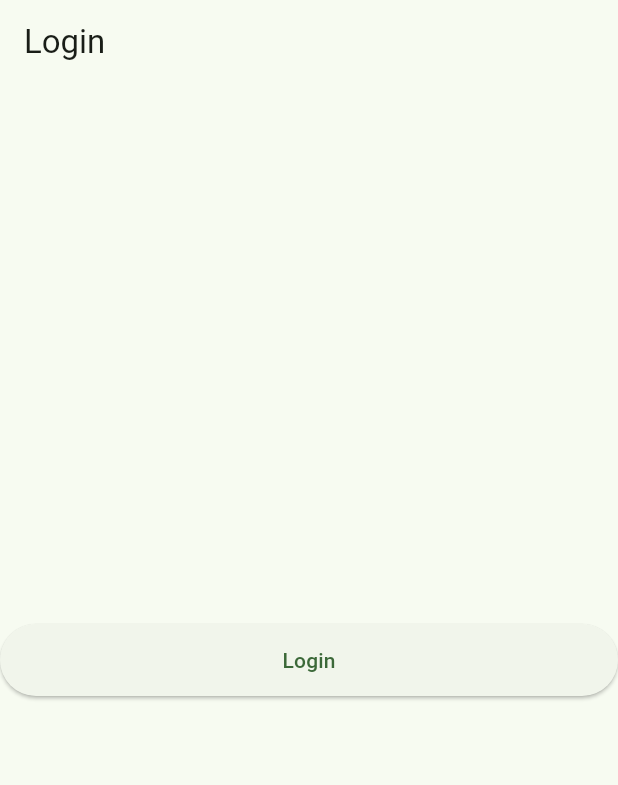
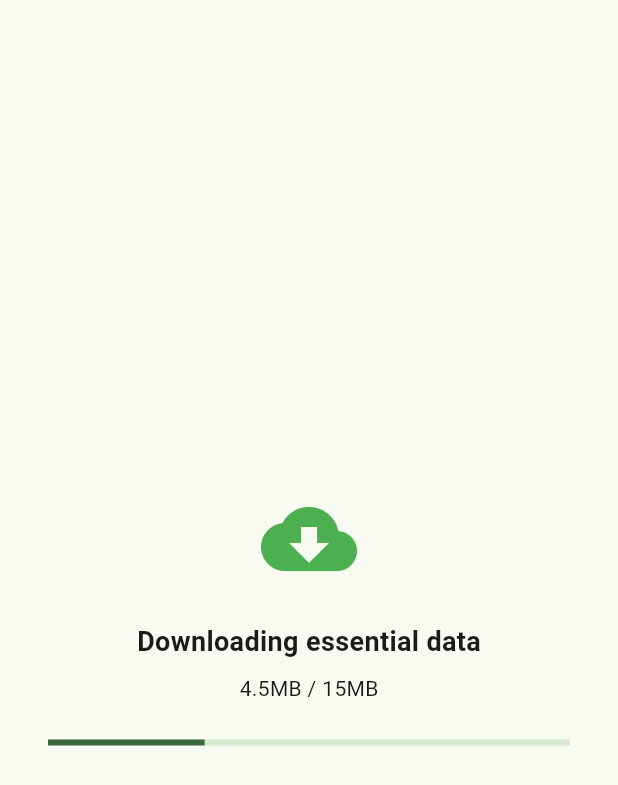
Before and after one commit to aivisualpro/tree-planting-system, a Flutter app: the LoginScreen screen opened by its route, after a tap on "Login", on a phone screen of 412 x 824 dp. Shown: the top 785 px of the screen. Run offline on Flutter 3.47's test engine with Material 3 defaults, Android fonts, the phone set to English and light mode, and no system bars; our stand-ins replace connectivity_plus, dio, drift, firebase_core, firebase_messaging, flutter_map and 10 more; missing offline and left inert: flutter_map_tile_caching, http_certificate_pinning, mutex, sqlite3, workmanager; accounts and stored records are empty; generated files the repository leaves out were written again; statements that could not run were skipped.

Commit message:
promot completed 13

```diff
--- a/mobile/lib/bootstrap.dart
+++ b/mobile/lib/bootstrap.dart
@@ -5,6 +5,7 @@ import 'package:workmanager/workmanager.dart';
 import 'package:flutter_secure_storage/flutter_secure_storage.dart';
 import 'package:http_certificate_pinning/http_certificate_pinning.dart';
 import 'package:firebase_core/firebase_core.dart';
+import 'package:flutter_map_tile_caching/flutter_map_tile_caching.dart';
 import 'core/config/env.dart';
 import 'core/notifications/notification_service.dart';
 
@@ -40,6 +41,9 @@ Future<void> bootstrap() async {
   );
 
   if (!kIsWeb) {
+    await FMTCObjectBoxBackend().initialise();
+    await const FMTCStore('offline_maps').manage.create();
+
     await NotificationService().initialize();
     try {
       await HttpCertificatePinning.check(
--- a/mobile/lib/core/database/app_database.dart
+++ b/mobile/lib/core/database/app_database.dart
@@ -32,16 +32,16 @@ part 'app_database.g.dart';
   ],
 )
 class AppDatabase extends _$AppDatabase {
-  AppDatabase() : super(_openConnection());
+  AppDatabase({String dbName = 'db.sqlite'}) : super(_openConnection(dbName));
 
   @override
   int get schemaVersion => 1;
 }
 
-LazyDatabase _openConnection() {
+LazyDatabase _openConnection(String dbName) {
   return LazyDatabase(() async {
     final dbFolder = await getApplicationDocumentsDirectory();
-    final file = File(p.join(dbFolder.path, 'db.sqlite'));
+    final file = File(p.join(dbFolder.path, dbName));
 
     if (Platform.isAndroid) {
       await applyWorkaroundToOpenSqlite3OnOldAndroidVersions();
--- a/mobile/lib/core/sync/sync_engine.dart
+++ b/mobile/lib/core/sync/sync_engine.dart
@@ -12,6 +12,7 @@ class SyncEngine {
   final OutboxProcessor outboxProcessor;
   final MediaUploader mediaUploader;
   final DeltaPuller deltaPuller;
+  final bool isTrainingMode;
 
   final _stateController = StreamController<SyncStatus>.broadcast();
   Stream<SyncStatus> get status => _stateController.stream;
@@ -22,6 +23,7 @@ class SyncEngine {
     required this.outboxProcessor,
     required this.mediaUploader,
     required this.deltaPuller,
+    this.isTrainingMode = false,
   }) {
     _stateController.add(const SyncStatus(state: SyncState.idle));
   }
@@ -43,6 +45,8 @@ class SyncEngine {
   }
 
   Future<void> runSync() async {
+    if (isTrainingMode) return;
+
     await _mutex.protect(() async {
       try {
         final connectivityResult = await connectivity.checkConnectivity();
--- a/mobile/lib/features/auth/presentation/login_screen.dart
+++ b/mobile/lib/features/auth/presentation/login_screen.dart
@@ -1,4 +1,5 @@
 import 'package:flutter/material.dart';
+import 'package:go_router/go_router.dart';
 
 class LoginScreen extends StatelessWidget {
   const LoginScreen({super.key});
@@ -10,7 +11,7 @@ class LoginScreen extends StatelessWidget {
       body: Center(
         child: ElevatedButton(
           onPressed: () {
-            // Placeholder login
+            context.go('/preload');
           },
           child: const Text('Login'),
         ),
--- /dev/null
+++ b/mobile/lib/features/sync/screens/preload_data_screen.dart
@@ -0,0 +1,89 @@
+import 'package:flutter/material.dart';
+import 'package:flutter_riverpod/flutter_riverpod.dart';
+import 'package:go_router/go_router.dart';
+
+class PreloadDataScreen extends ConsumerStatefulWidget {
+  const PreloadDataScreen({super.key});
+
+  @override
+  ConsumerState<PreloadDataScreen> createState() => _PreloadDataScreenState();
+}
+
+class _PreloadDataScreenState extends ConsumerState<PreloadDataScreen> {
+  double progress = 0.0;
+  bool isFailed = false;
+
+  @override
+  void initState() {
+    super.initState();
+    _startDownload();
+  }
+
+  Future<void> _startDownload() async {
+    setState(() {
+      progress = 0.0;
+      isFailed = false;
+    });
+
+    try {
+      // Mocking the download process
+      for (int i = 1; i <= 10; i++) {
+        await Future.delayed(const Duration(milliseconds: 300));
+        if (mounted) {
+          setState(() {
+            progress = i / 10.0;
+          });
+        }
+      }
+
+      if (mounted) {
+        context.go('/');
+      }
+    } catch (e) {
+      if (mounted) {
+        setState(() {
+          isFailed = true;
+        });
+      }
+    }
+  }
+
+  @override
+  Widget build(BuildContext context) {
+    return Scaffold(
+      body: Center(
+        child: Padding(
+          padding: const EdgeInsets.all(32.0),
+          child: Column(
+            mainAxisAlignment: MainAxisAlignment.center,
+            children: [
+              const Icon(Icons.cloud_download, size: 64, color: Colors.green),
+              const SizedBox(height: 24),
+              const Text(
+                'Downloading essential data',
+                style: TextStyle(fontSize: 18, fontWeight: FontWeight.bold),
+              ),
+              const SizedBox(height: 8),
+              Text('${(progress * 15).toStringAsFixed(1)}MB / 15MB'),
+              const SizedBox(height: 24),
+              LinearProgressIndicator(value: progress),
+              if (isFailed) ...[
+                const SizedBox(height: 24),
+                const Text(
+                  'Download failed. You cannot use the app without reference data.',
+                  style: TextStyle(color: Colors.red),
+                  textAlign: TextAlign.center,
+                ),
+                const SizedBox(height: 16),
+                ElevatedButton(
+                  onPressed: _startDownload,
+                  child: const Text('Retry'),
+                ),
+              ]
+            ],
+          ),
+        ),
+      ),
+    );
+  }
+}
```
Also changed, not shown: mobile/lib/app.dart (+29 -0 lines), mobile/lib/core/storage/storage_provider.dart (added, +25 -0 lines), mobile/lib/core/sync/sync_provider.dart (+12 -1 lines), mobile/lib/core/widgets/offline_banner.dart (+8 -4 lines), mobile/lib/core/widgets/offline_map_widget.dart (added, +46 -0 lines), mobile/lib/features/settings/help_screen.dart (added, +57 -0 lines), mobile/lib/features/settings/offline_maps_screen.dart (added, +140 -0 lines), mobile/lib/features/settings/settings_screen.dart (+44 -2 lines), mobile/lib/features/settings/storage_screen.dart (added, +43 -0 lines), mobile/lib/features/settings/training_mode_provider.dart (added, +27 -0 lines), mobile/lib/features/visits/screens/create_visit_screen.dart (+48 -4 lines), mobile/lib/features/visits/screens/visit_detail_screen.dart (+13 -1 lines), mobile/lib/router/app_router.dart (+20 -0 lines), mobile/pubspec.yaml (+9 -0 lines), 1 other file.
